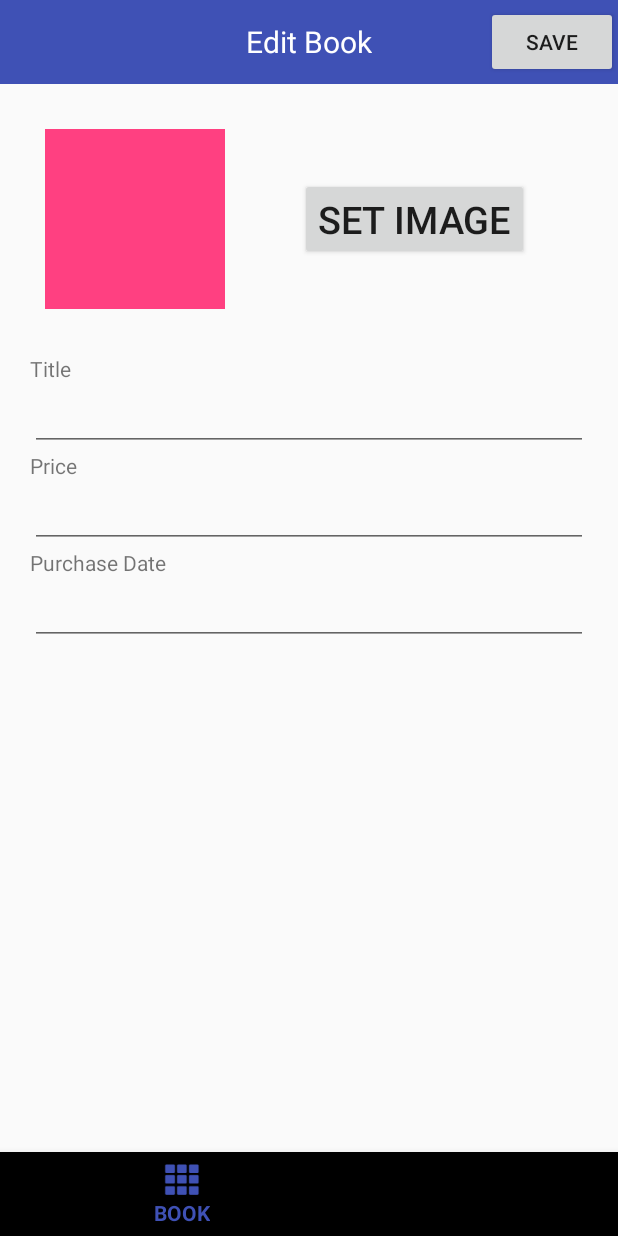
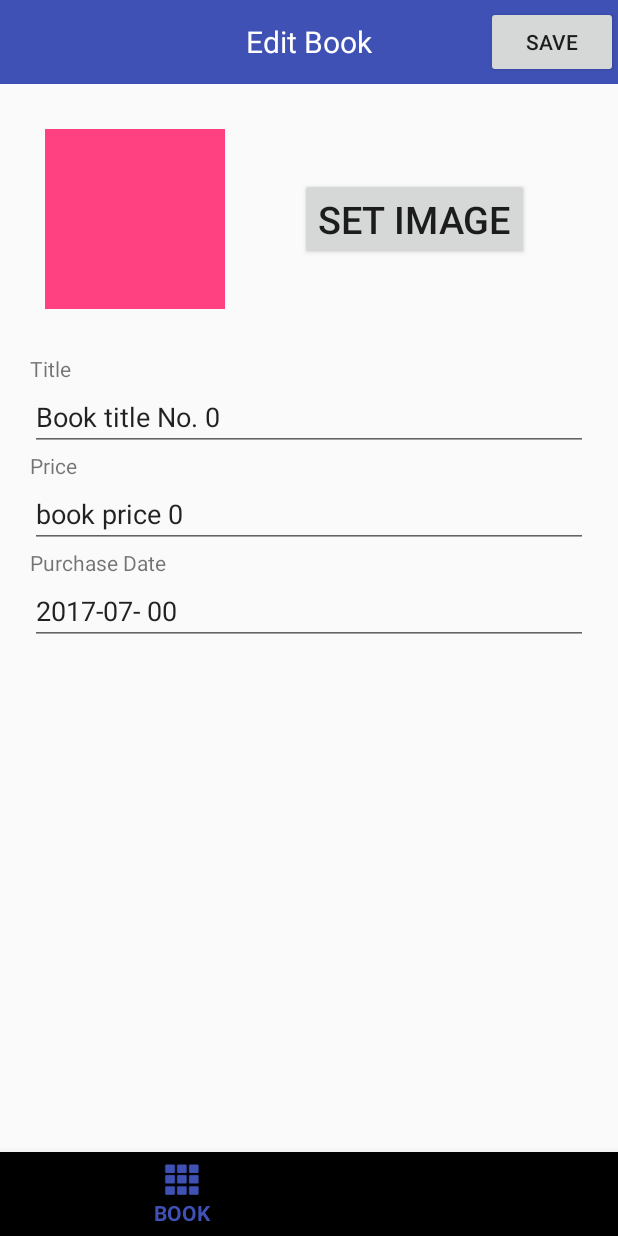
Before and after one commit to hsakurai-cq/BookApp, an Android app: the BookListFragment screen opened directly, with no data from a screen before it, after a tap on an icon or button, on a phone screen of 412 x 824 dp. Run offline under Robolectric (Android 15) with nearby library versions, the phone set to English and light mode, and no system bars.

Commit message:
Fragment間のデータ受け渡しを実装

```diff
--- a/app/src/main/java/com/hiromisakurai/bookapp/BookListFragment.java
+++ b/app/src/main/java/com/hiromisakurai/bookapp/BookListFragment.java
@@ -51,6 +51,15 @@ public class BookListFragment extends Fragment {
                 //Log.i("position ", String.valueOf(position));
                 FragmentTransaction transaction = getActivity().getSupportFragmentManager().beginTransaction();
                 EditBookFragment edit = new EditBookFragment();
+                ListView listView = (ListView)parent;
+                Book book = (Book)listView.getItemAtPosition(position);
+
+                Bundle bundle = new Bundle();
+//                bundle.putParcelable("image", book.getBookImage());
+                bundle.putString("title", book.getBookTitle());
+                bundle.putString("price", book.getBookPrice());
+                bundle.putString("purchaseDate", book.getPurchaseDate());
+                edit.setArguments(bundle);
                 transaction.replace(R.id.fragment_container, edit);
 
                 transaction.addToBackStack(null);
--- a/app/src/main/java/com/hiromisakurai/bookapp/EditBookFragment.java
+++ b/app/src/main/java/com/hiromisakurai/bookapp/EditBookFragment.java
@@ -7,6 +7,7 @@ import android.view.LayoutInflater;
 import android.view.View;
 import android.view.ViewGroup;
 import android.widget.Button;
+import android.widget.EditText;
 import android.widget.TextView;
 
 public class EditBookFragment extends Fragment {
@@ -25,13 +26,21 @@ public class EditBookFragment extends Fragment {
     @Override
     public void onViewCreated(View view, @Nullable Bundle savedInstanceState) {
         super.onCreate(savedInstanceState);
-        TextView title = (TextView)getActivity().findViewById(R.id.toolbar_main_title);
+        TextView toolBarTitle = (TextView)getActivity().findViewById(R.id.toolbar_main_title);
         Button button = (Button)getActivity().findViewById(R.id.button_add);
-        title.setText(R.string.toolbar_title_edit);
+        toolBarTitle.setText(R.string.toolbar_title_edit);
         button.setText(R.string.toolbar_button_save);
+
+        Bundle bundle = getArguments();
+        String title = bundle.getString("title");
+        String price = bundle.getString("price");
+        String purchaseDate = bundle.getString("purchaseDate");
+        EditText titleEdit = (EditText)view.findViewById(R.id.bookTitleEditText);
+        EditText priceEdit = (EditText)view.findViewById(R.id.bookPriceEditText);
+        EditText dateEdit = (EditText)view.findViewById(R.id.purchaseDateEditText);
+        titleEdit.setText(title);
+        priceEdit.setText(price);
+        dateEdit.setText(purchaseDate);
+        //Log.i("edit fragment title ", title);
     }
-//    public static EditBookFragment newInstance(int position) {
-//        EditBookFragment fragment = new EditBookFragment();
-//
-//    }
 }
--- a/app/src/main/res/layout/book_form.xml
+++ b/app/src/main/res/layout/book_form.xml
@@ -53,7 +53,7 @@
         android:text="@string/book_price" />
 
     <EditText
-        android:id="@+id/editText3"
+        android:id="@+id/bookPriceEditText"
         android:layout_width="match_parent"
         android:layout_height="wrap_content"
         android:ems="10"
@@ -66,7 +66,7 @@
         android:text="@string/purchase_date" />
 
     <EditText
-        android:id="@+id/editText4"
+        android:id="@+id/purchaseDateEditText"
         android:layout_width="match_parent"
         android:layout_height="wrap_content"
         android:ems="10"
```
